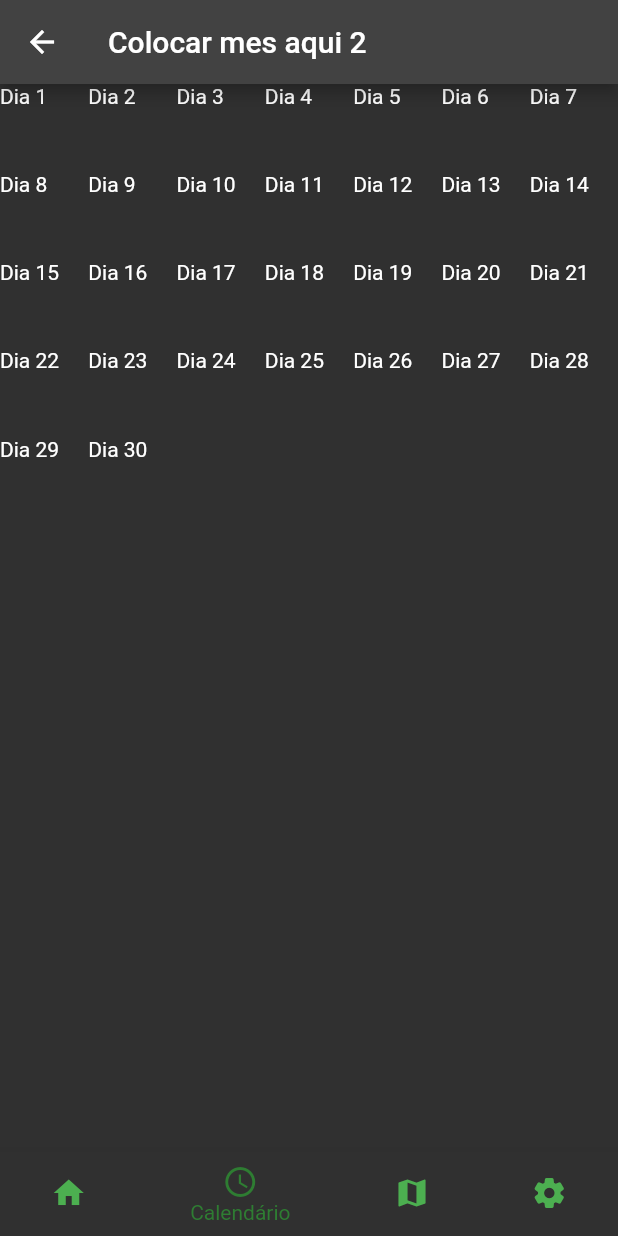
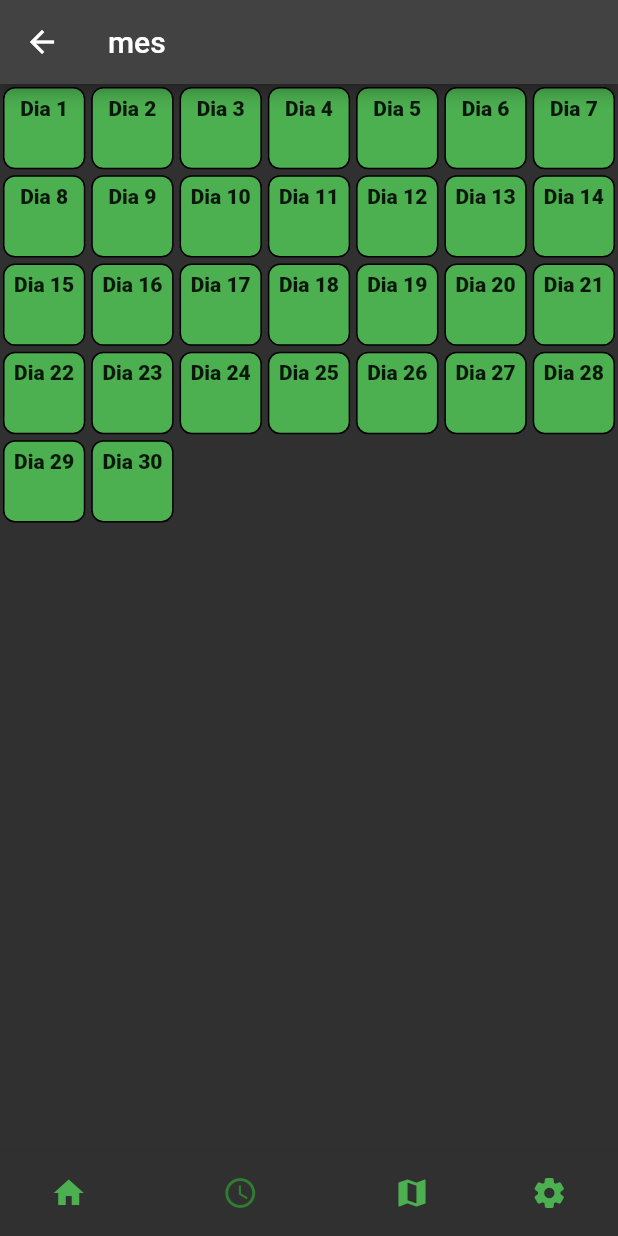
Before and after one commit to Rperoba/trabalho_1, a Flutter app: the calendario screen opened by its route, on a phone screen of 412 x 824 dp. Run offline on Flutter 3.47's test engine with Material 2 defaults, Android fonts, the phone set to English and light mode, and no system bars.

Commit message:
Calendario modificado, link entre calendario e pg de tarefas,é possivel adicionar tarefas

```diff
--- a/lib/calendario.dart
+++ b/lib/calendario.dart
@@ -1,28 +1,43 @@
 import 'package:flutter/material.dart';
 import 'package:trabalho_1/main.dart';
-//void main() => runApp(calendario()); // para testes
 
 class calendario extends StatelessWidget {
-  // Mudar para statefull?
   @override
   Widget build(BuildContext context) {
     return Scaffold(
       appBar: AppBar(
-        title: Text("Colocar mes aqui 2"),
+        title: Text("mes"),
       ),
       body: GridView.count(
         crossAxisCount: 7,
         children: List.generate(30, (index) {
-          return Container(child: Text("Dia ${index + 1}"));
+          return GestureDetector(
+            onTap: () {
+              Navigator.pushNamed(context, "pgDeTarefas");
+            },
+            child: Container(
+              padding: EdgeInsetsDirectional.fromSTEB(0, 5, 0, 0),
+              margin: EdgeInsets.all(2),
+              decoration: BoxDecoration(
+                  border: Border.all(),
+                  borderRadius: BorderRadius.circular(8),
+                  color: Colors.green),
+              child: Text(
+                "Dia ${index + 1}",
+                textAlign: TextAlign.center,
+                style: TextStyle(
+                    color: Colors.black87, fontWeight: FontWeight.w800),
+              ),
+            ),
+          );
         }),
       ),
       bottomNavigationBar: BottomNavigationBar(
         currentIndex: 1,
         backgroundColor: Colors.black, // nao esta indo
-        //possui on tap
-        //TODO usar onTap e routes para mudar de pagina
         fixedColor: Colors.green.shade800,
         unselectedItemColor: Colors.green,
+        showSelectedLabels: false,
         onTap: (int index) {
           trocaDeTela(context, index);
         },
@@ -46,5 +61,5 @@ class calendario extends StatelessWidget {
         ],
       ),
     );
-  } //TODO colocar uma bottom navigation bar
+  }
 }
--- a/lib/home.dart
+++ b/lib/home.dart
@@ -14,10 +14,9 @@ class home extends StatelessWidget {
       bottomNavigationBar: BottomNavigationBar(
         currentIndex: 0,
         backgroundColor: Colors.black, // nao esta indo
-        //possui on tap
-        //TODO usar onTap e routes para mudar de pagina
         fixedColor: Colors.green.shade800,
         unselectedItemColor: Colors.green,
+        showSelectedLabels: false,
         onTap: (int index) {
           trocaDeTela(context, index);
         },
--- a/lib/main.dart
+++ b/lib/main.dart
@@ -10,7 +10,7 @@ void main() => runApp(MyApp());
 class MyApp extends StatelessWidget {
   const MyApp({Key? key}) : super(key: key);
 
-  static const String _title = 'Trabalho de Flutter';
+  static const String _title = 'NewWay';
 
   @override
   Widget build(BuildContext context) {
@@ -26,6 +26,7 @@ class MyApp extends StatelessWidget {
           "home": (BuildContext context) => home(),
           "maps": (BuildContext context) => maps(),
           "settings": (BuildContext context) => settings(),
+          "pgDeTarefas": (BuildContext context) => MyStatefulWidget(),
         });
   }
 }
--- a/lib/maps.dart
+++ b/lib/maps.dart
@@ -14,10 +14,9 @@ class maps extends StatelessWidget {
       bottomNavigationBar: BottomNavigationBar(
         currentIndex: 2,
         backgroundColor: Colors.black, // nao esta indo
-        //possui on tap
-        //TODO usar onTap e routes para mudar de pagina
         fixedColor: Colors.green.shade800,
         unselectedItemColor: Colors.green,
+        showSelectedLabels: false,
         onTap: (int index) {
           trocaDeTela(context, index);
         },
--- a/lib/settings.dart
+++ b/lib/settings.dart
@@ -14,10 +14,9 @@ class settings extends StatelessWidget {
       bottomNavigationBar: BottomNavigationBar(
         currentIndex: 3,
         backgroundColor: Colors.black, // nao esta indo
-        //possui on tap
-        //TODO usar onTap e routes para mudar de pagina
         fixedColor: Colors.green.shade800,
         unselectedItemColor: Colors.green,
+        showSelectedLabels: false,
         onTap: (int index) {
           trocaDeTela(context, index);
         },
```
Also changed, not shown: lib/tarefas.dart (+14 -13 lines), 1 other file.
